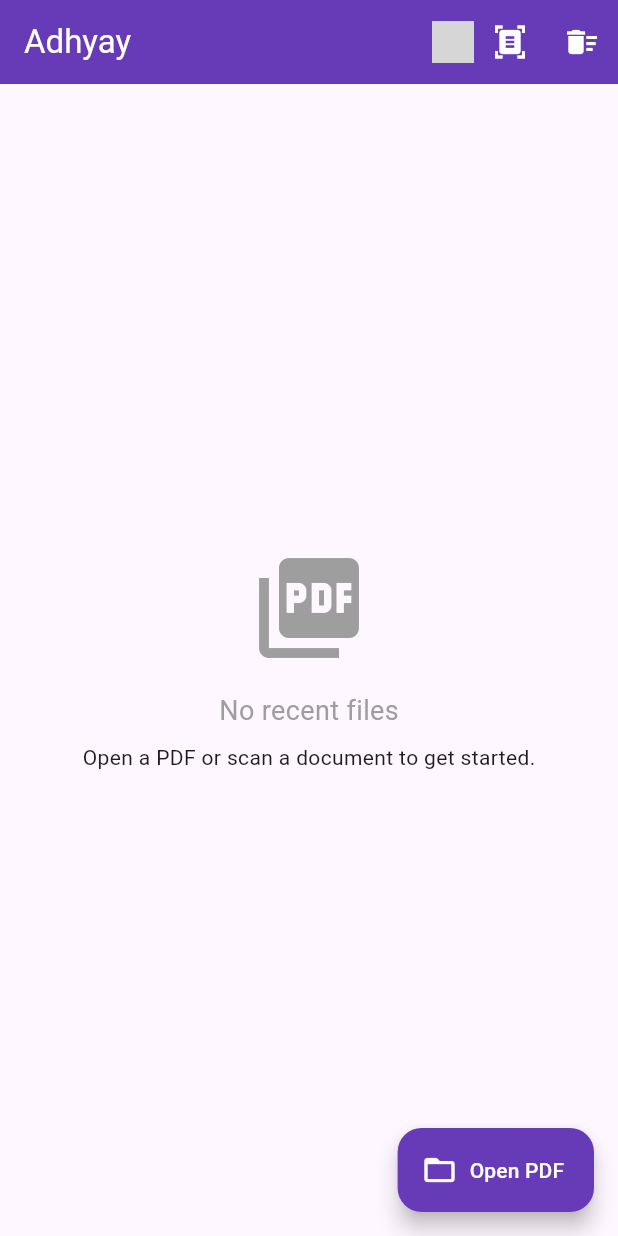
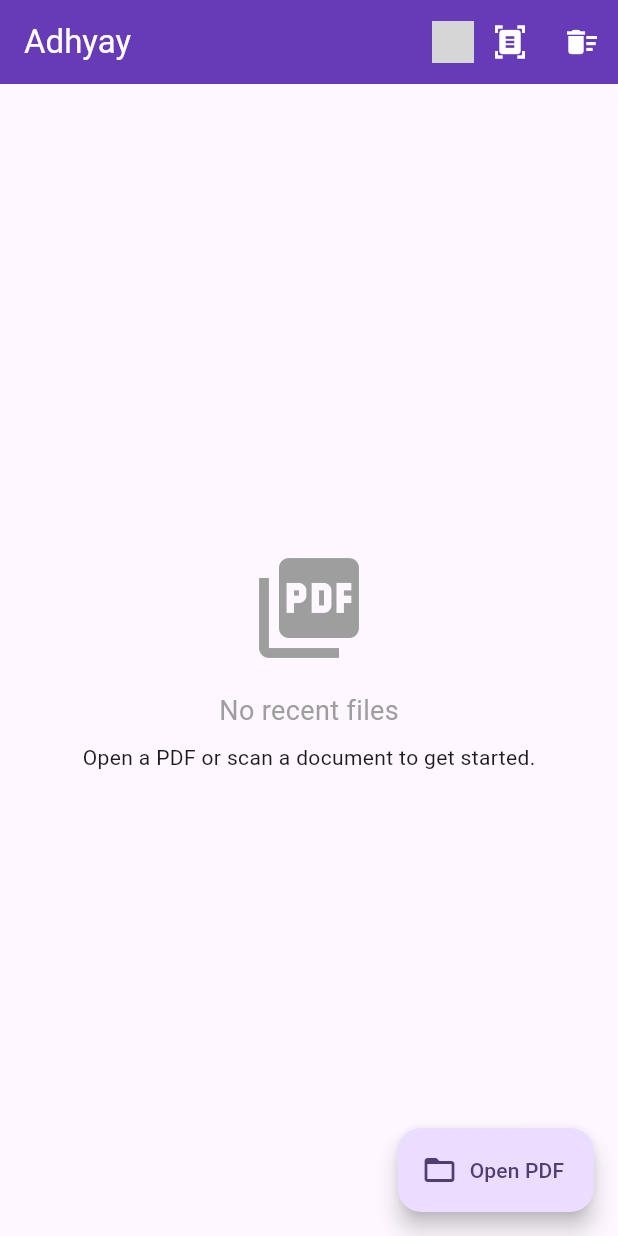
Before and after one commit to VINAY-MANDAL/Supread, a Flutter app: the screen it shows after launch, after a tap on the "document scanner" icon, on a phone screen of 412 x 824 dp. Run offline on Flutter 3.47's test engine with Material 3 defaults, Android fonts, the phone set to English and light mode, and no system bars; our stand-ins replace file_picker, pdf, permission_handler, share_plus, shared_preferences, universal_io; missing offline and left inert: cunning_document_scanner, light_dark_theme_toggle, syncfusion_flutter_pdfviewer; grey boxes are pictures that could not be loaded.

```diff
--- a/lib/screeen/home_screeen.dart
+++ b/lib/screeen/home_screeen.dart
@@ -44,9 +44,6 @@
       context,
       MaterialPageRoute(builder: (_) => const ScannerScreen()),
     );
-    // ✅ FIX: Added a small delay to ensure the database/service is updated
-    // before refreshing the Home Screen list.
-    await Future.delayed(const Duration(milliseconds: 500));
     _loadRecent();
   }
 
@@ -55,8 +52,6 @@
     return Scaffold(
       appBar: AppBar(
         title: const Text('Adhyay'),
-        backgroundColor: Colors.deepPurple,
-        foregroundColor: Colors.white,
         actions: [
           // Theme Toggle Widget
           ValueListenableBuilder<ThemeMode>(
@@ -134,8 +129,6 @@
         onPressed: _pickAndOpen,
         icon: const Icon(Icons.folder_open),
         label: const Text('Open PDF'),
-        backgroundColor: Colors.deepPurple,
-        foregroundColor: Colors.white,
       ),
     );
   }
--- a/lib/theme/APP_theme.dart
+++ b/lib/theme/APP_theme.dart
@@ -5,6 +5,11 @@
   useMaterial3: true,
   brightness: Brightness.light,
   colorSchemeSeed: Colors.deepPurple,
+  appBarTheme: const AppBarTheme(
+    backgroundColor: Colors.deepPurple,
+    foregroundColor: Colors.white,
+    elevation: 0,
+  ),
 );
 
 // 2. Dark Theme ko define karein
@@ -12,4 +17,9 @@
   useMaterial3: true,
   brightness: Brightness.dark,
   colorSchemeSeed: Colors.deepPurple,
+  appBarTheme: AppBarTheme(
+    backgroundColor: Colors.grey[900],
+    foregroundColor: Colors.white,
+    elevation: 0,
+  ),
 );
```
Also changed, not shown: 1 other file.
